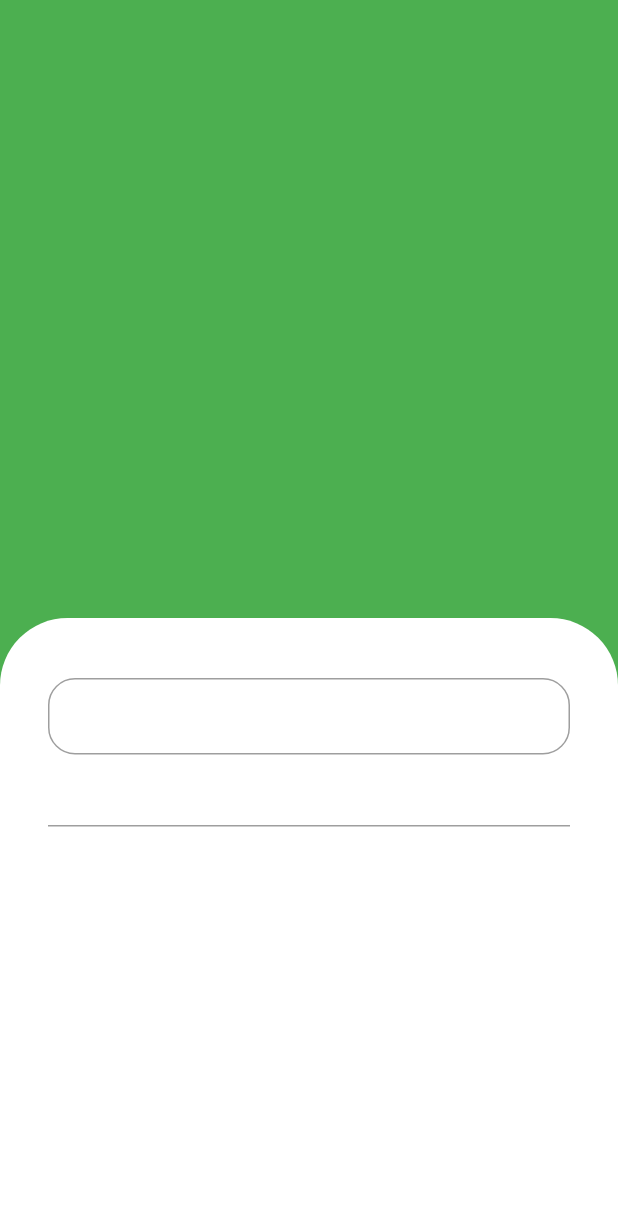
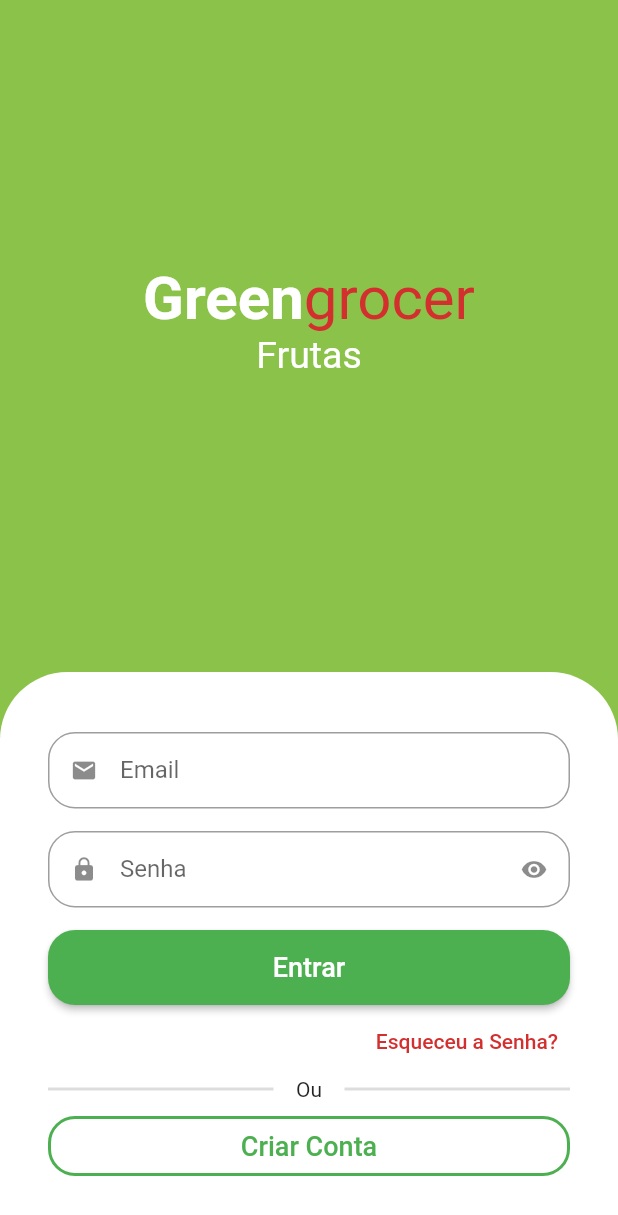
Before and after one commit to douglasfcsoares/greengrocer, a Flutter app: the screen it shows after launch, on a phone screen of 412 x 824 dp. Shown: the top 1215 px of the screen. Run offline on Flutter 3.47's test engine with Material 2 defaults, Android fonts, the phone set to English and light mode, and no system bars; drawn by our look-alikes of animated_text_kit.

Commit message:
Tela de Login com animação

```diff
--- /dev/null
+++ b/lib/src/auth/components/custom_text_field.dart
@@ -0,0 +1,60 @@
+import 'package:flutter/material.dart';
+
+//Criação de Widget de formulário de texto.
+
+class CustomTextField extends StatefulWidget {
+  final IconData icon;
+  final String label;
+  final bool isSecret;
+
+  const CustomTextField({
+    Key? key,
+    required this.icon,
+    required this.label,
+    this.isSecret = false,
+  }) : super(key: key);
+
+  @override
+  State<CustomTextField> createState() => _CustomTextFieldState();
+}
+
+class _CustomTextFieldState extends State<CustomTextField> {
+  bool isObscure = false;
+
+  @override
+  void initState() {
+    // TODO: implement initState
+    super.initState();
+
+    isObscure = widget.isSecret;
+  }
+
+  @override
+  Widget build(BuildContext context) {
+    return Padding(
+      padding: const EdgeInsets.only(bottom: 15),
+      child: TextFormField(
+        obscureText: isObscure,
+        decoration: InputDecoration(
+          prefixIcon: Icon(widget.icon),
+          suffixIcon: widget.isSecret
+              ? IconButton(
+                  onPressed: () {
+                    setState(() {
+                      isObscure = !isObscure;
+                    });
+                  },
+                  icon:
+                      Icon(isObscure ? Icons.visibility : Icons.visibility_off),
+                )
+              : null,
+          labelText: widget.label,
+          isDense: true,
+          border: OutlineInputBorder(
+            borderRadius: BorderRadius.circular(18),
+          ),
+        ),
+      ),
+    );
+  }
+}
--- a/lib/src/auth/sign_in_screen.dart
+++ b/lib/src/auth/sign_in_screen.dart
@@ -1,22 +1,77 @@
+import 'package:animated_text_kit/animated_text_kit.dart';
 import 'package:flutter/material.dart';
+import 'package:greengrocer/src/config/custom_colors.dart';
+
+import 'components/custom_text_field.dart';
 
 class SignInScreen extends StatelessWidget {
   const SignInScreen({Key? key}) : super(key: key);
 
   @override
   Widget build(BuildContext context) {
-    return SafeArea(
-      child: Scaffold(
-        backgroundColor: Colors.green,
-        body: Column(
-          children: [
-            Expanded(
-              child: Container(
-                color: Colors.green,
+    //VARIÁVEL QUE RECEBE O TAMANHO DA TELA DO DISPOSITIVO.
+    final sizeScreen = MediaQuery.of(context).size;
+
+    return Scaffold(
+      backgroundColor: CustomColors.customSwatchColor,
+      body: SingleChildScrollView(
+        child: SizedBox(
+          height: sizeScreen.height,
+          width: sizeScreen.width,
+          child: Column(
+            children: [
+              Expanded(
+                child: Column(
+                  mainAxisAlignment: MainAxisAlignment.center,
+                  children: [
+                    //#################### NOME DO APP
+                    Text.rich(
+                      TextSpan(
+                        style: const TextStyle(
+                          fontSize: 40,
+                        ),
+                        children: [
+                          const TextSpan(
+                            text: 'Green',
+                            style: TextStyle(
+                                color: Colors.white,
+                                fontWeight: FontWeight.bold),
+                          ),
+                          TextSpan(
+                            text: 'grocer',
+                            style: TextStyle(
+                              color: CustomColors.customContrastColor,
+                            ),
+                          )
+                        ],
+                      ),
+                    ),
+
+                    //#################### CATEGORIAS ANIMADAS
+                    SizedBox(
+                      height: 50,
+                      child: DefaultTextStyle(
+                        style: const TextStyle(fontSize: 25),
+                        child: AnimatedTextKit(
+                          pause: Duration.zero,
+                          repeatForever: true,
+                          animatedTexts: [
+                            FadeAnimatedText('Frutas'),
+                            FadeAnimatedText('Verduras'),
+                            FadeAnimatedText('Legumes'),
+                            FadeAnimatedText('Carnes'),
+                            FadeAnimatedText('Cereais'),
+                            FadeAnimatedText('Laticíneos'),
+                          ],
+                        ),
+                      ),
+                    ),
+                  ],
+                ),
               ),
-            ),
-            Expanded(
-              child: Container(
+
+              //#################### FORMULÁRIO LOGIN
+              Container(
                 padding: const EdgeInsets.symmetric(
                   horizontal: 32,
                   vertical: 40,
@@ -28,22 +83,97 @@ class SignInScreen extends StatelessWidget {
                   ),
                 ),
                 child: Column(
+                  crossAxisAlignment: CrossAxisAlignment.stretch,
                   children: [
-                    //Email
-                    TextFormField(
-                      decoration: InputDecoration(
-                        isDense: true,
-                        border: OutlineInputBorder(
-                            borderRadius: BorderRadius.circular(18)),
+                    //#################### EMAIL
+
+                    const CustomTextField(
+                      icon: Icons.email,
+                      label: 'Email',
+                    ),
+                    //#################### SENHA
+
+                    const CustomTextField(
+                      icon: Icons.lock,
+                      label: 'Senha',
+                      isSecret: true,
+                    ),
+                    //#################### BOTÃO ENTRAR
+
+                    SizedBox(
+                      height: 50,
+                      child: ElevatedButton(
+                          style: ElevatedButton.styleFrom(
+                              shape: RoundedRectangleBorder(
+                                  borderRadius: BorderRadius.circular(18))),
+                          onPressed: () {},
+                          child: const Text(
+                            'Entrar',
+                            style: TextStyle(
+                              fontSize: 18,
+                            ),
+                          )),
+                    ),
+                    //#################### BOTÃO ESQUECEU A SENHA
+                    Align(
+                      alignment: Alignment.centerRight,
+                      child: TextButton(
+                        onPressed: () {},
+                        child: Text(
+                          'Esqueceu a Senha?',
+                          style: TextStyle(
+                              color: CustomColors.customContrastColor),
+                        ),
                       ),
                     ),
-                    //Senha
-                    TextFormField(),
+                    //#################### DIVISOR
+                    Padding(
+                      padding: const EdgeInsets.only(bottom: 10),
+                      child: Row(
+                        children: [
+                          Expanded(
+                            child: Divider(
+                              color: Colors.grey.withAlpha(90),
+                              thickness: 2,
+                            ),
+                          ),
+                          const Padding(
+                            padding: EdgeInsets.symmetric(horizontal: 15),
+                            child: Text('Ou'),
+                          ),
+                          Expanded(
+                            child: Divider(
+                              color: Colors.grey.withAlpha(90),
+                              thickness: 2,
+                            ),
+                          ),
+                        ],
+                      ),
+                    ),
+
+                    //#################### BOTÃO CRIAR CONTA
+                    SizedBox(
+                      height: 40,
+                      child: OutlinedButton(
+                        style: OutlinedButton.styleFrom(
+                            shape: RoundedRectangleBorder(
+                                borderRadius: BorderRadius.circular(18)),
+                            side: const BorderSide(
+                              width: 2,
+                              color: Colors.green,
+                            )),
+                        onPressed: () {},
+                        child: const Text(
+                          'Criar Conta',
+                          style: TextStyle(fontSize: 18),
+                        ),
+                      ),
+                    )
                   ],
                 ),
               ),
-            ),
-          ],
+            ],
+          ),
         ),
       ),
     );
--- /dev/null
+++ b/lib/src/config/custom_colors.dart
@@ -0,0 +1,21 @@
+import 'package:flutter/material.dart';
+
+Map<int, Color> _swatchOpacity = {
+  50: const Color.fromRGBO(139, 195, 74, .1),
+  100: const Color.fromRGBO(139, 195, 74, .2),
+  200: const Color.fromRGBO(139, 195, 74, .3),
+  300: const Color.fromRGBO(139, 195, 74, .4),
+  400: const Color.fromRGBO(139, 195, 74, .5),
+  500: const Color.fromRGBO(139, 195, 74, .6),
+  600: const Color.fromRGBO(139, 195, 74, .7),
+  700: const Color.fromRGBO(139, 195, 74, .8),
+  800: const Color.fromRGBO(139, 195, 74, .9),
+  900: const Color.fromRGBO(139, 195, 74, 1),
+};
+
+abstract class CustomColors {
+  static Color customContrastColor = Colors.red.shade700;
+
+  static MaterialColor customSwatchColor =
+      MaterialColor(0xFF8BC34A, _swatchOpacity);
+}
--- a/pubspec.yaml
+++ b/pubspec.yaml
@@ -34,6 +34,7 @@ dependencies:
   # The following adds the Cupertino Icons font to your application.
   # Use with the CupertinoIcons class for iOS style icons.
   cupertino_icons: ^1.0.2
+  animated_text_kit: ^4.2.2
 
 dev_dependencies:
   flutter_test:
```
Also changed, not shown: pubspec.lock.
